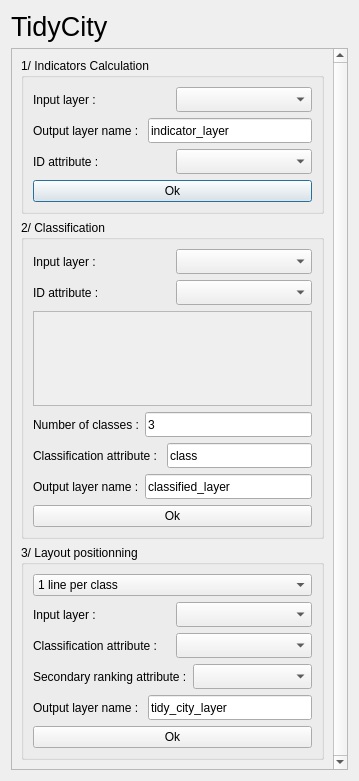
Above: tidy_city_dialog_base.ui from IGNF/NeatMap before the change. Below: the same form after it.
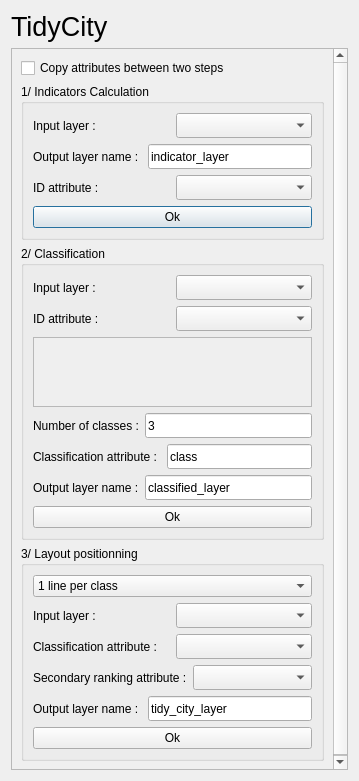
That is the form after the change.

```diff
--- a/tidy_city_dialog_base.ui
+++ b/tidy_city_dialog_base.ui
@@ -39,13 +39,20 @@
        <rect>
         <x>0</x>
         <y>0</y>
-        <width>325</width>
-        <height>724</height>
+        <width>339</width>
+        <height>761</height>
        </rect>
       </property>
       <layout class="QGridLayout" name="gridLayout_4">
        <item row="0" column="0">
         <layout class="QVBoxLayout" name="verticalLayout_4">
+         <item>
+          <widget class="QCheckBox" name="copyAtt">
+           <property name="text">
+            <string>Copy attributes between two steps</string>
+           </property>
+          </widget>
+         </item>
          <item>
           <widget class="QGroupBox" name="groupBox">
            <property name="title">
@@ -170,8 +177,8 @@
                 <rect>
                  <x>0</x>
                  <y>0</y>
-                 <width>279</width>
-                 <height>69</height>
+                 <width>291</width>
+                 <height>73</height>
                 </rect>
                </property>
               </widget>
```
Left out of the diff: 12 changed lines with no effect on the pictures.
